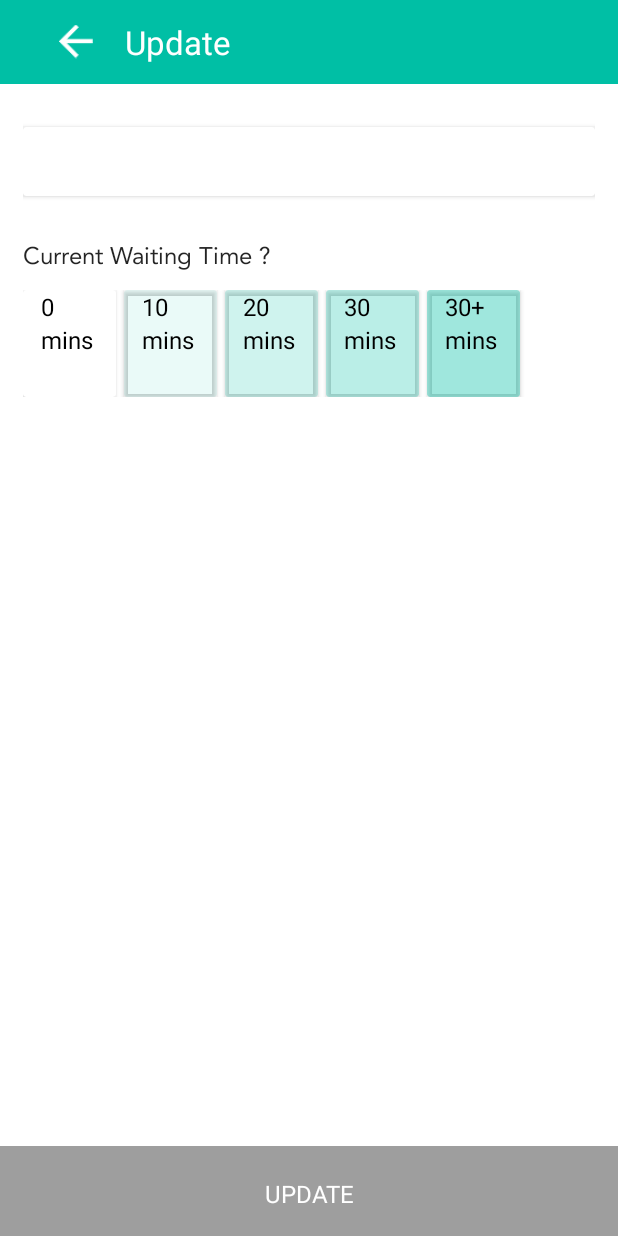
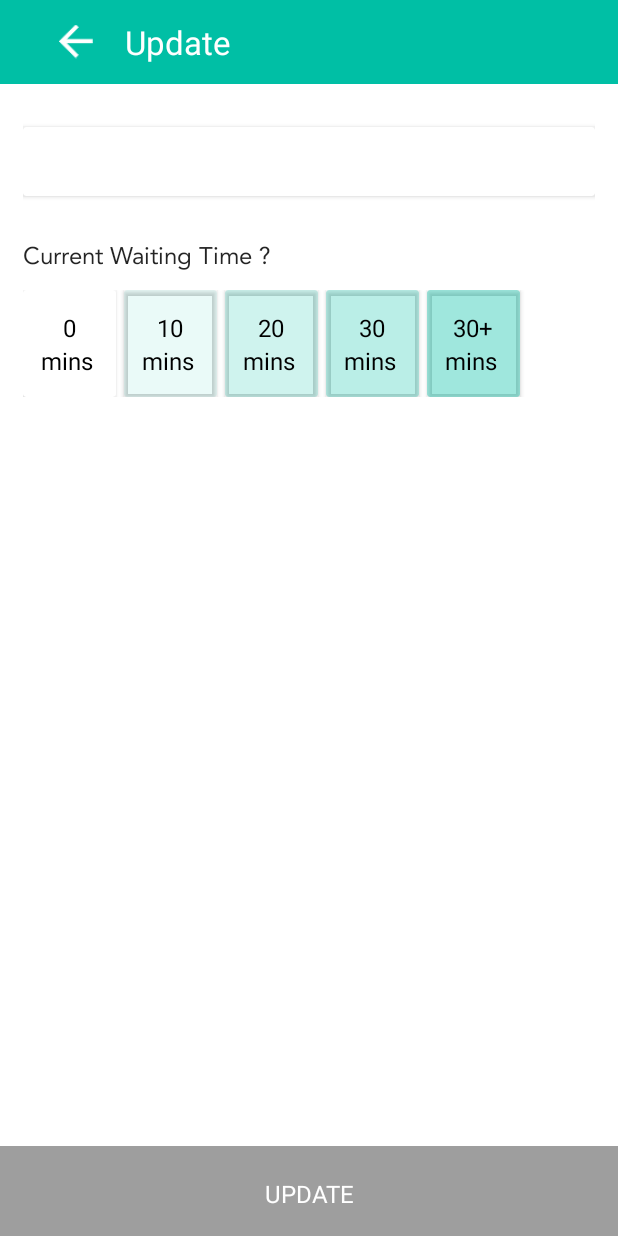
Before and after one commit to sektan/yw8, an Android app: the UpdateRestProfileActivity screen opened directly, with no data from a screen before it, on a phone screen of 412 x 824 dp. Run offline under Robolectric (Android 15) with nearby library versions, the phone set to English and light mode, and no system bars; 2 statements that could not run were skipped.

Commit message:
Bug fixes

```diff
--- a/app/src/main/java/com/dishq/buzz/ui/LeaderBoardActivity.java
+++ b/app/src/main/java/com/dishq/buzz/ui/LeaderBoardActivity.java
@@ -99,7 +99,7 @@ public class LeaderBoardActivity extends BaseActivity {
         tvMonth.setOnClickListener(new View.OnClickListener() {
             @Override
             public void onClick(View view) {
-                tvMonth.setBackground(getResources().getDrawable(R.drawable.button_selector));
+                //tvMonth.setBackground(getResources().getDrawable(R.drawable.button_selector));
                 fetchMonthlyDetails(monthNumber, yearNumber);
                 Intent intent = getIntent();
                 finish();
@@ -110,7 +110,7 @@ public class LeaderBoardActivity extends BaseActivity {
         tvYear.setOnClickListener(new View.OnClickListener() {
             @Override
             public void onClick(View view) {
-                tvYear.setBackground(getResources().getDrawable(R.drawable.button_selector));
+                //tvYear.setBackground(getResources().getDrawable(R.drawable.button_selector));
                 fetchYearlyDetails(yearNumber);
                 Intent intent = getIntent();
                 finish();
--- a/app/src/main/res/layout/content_leaderboard.xml
+++ b/app/src/main/res/layout/content_leaderboard.xml
@@ -27,9 +27,10 @@
         android:layout_weight="1"
         android:padding="5dp"
         android:text="@string/monthly"
+        android:textAllCaps="false"
         android:background="@null"
         android:textSize="22sp"
-        />
+        tools:ignore="ButtonStyle" />
 
     <Button android:id="@+id/tv_year"
         android:layout_width="0dp"
@@ -37,11 +38,12 @@
         android:textColor="@color/white"
         android:layout_weight="1"
         android:background="@null"
+        android:textAllCaps="false"
         android:padding="5dp"
         android:text="@string/year"
         android:gravity="center"
         android:textSize="22sp"
-        />
+        tools:ignore="ButtonStyle" />
 
     </LinearLayout>
 
--- a/app/src/main/res/layout/content_update_rest.xml
+++ b/app/src/main/res/layout/content_update_rest.xml
@@ -38,6 +38,7 @@
                     android:id="@+id/cv_up_rest_name"
                     android:layout_width="wrap_content"
                     android:layout_height="wrap_content"
+                    android:layout_marginTop="10dp"
                     android:layout_marginStart="12dp"
                     android:alpha="0.86"
                     android:textSize="@dimen/visible_text_reading_size"
@@ -83,7 +84,9 @@
                         android:id="@+id/cv_tv_wait_time_one"
                         android:layout_width="wrap_content"
                         android:layout_height="wrap_content"
-                        android:layout_marginStart="12dp"
+                        android:layout_marginTop="14dp"
+                        android:layout_centerHorizontal="true"
+                        android:layout_gravity="center"
                         android:textSize="@dimen/visible_text_reading_size"
                         android:text="0"
                         android:textColor="@color/black"/>
@@ -121,7 +124,9 @@
                         android:id="@+id/cv_tv_wait_time_two"
                         android:layout_width="wrap_content"
                         android:layout_height="wrap_content"
-                        android:layout_marginStart="12dp"
+                        android:layout_marginTop="14dp"
+                        android:layout_centerHorizontal="true"
+                        android:layout_gravity="center"
                         android:text="10"
                         android:textSize="@dimen/visible_text_reading_size"
                         android:textColor="@color/black"/>
@@ -159,7 +164,9 @@
                         android:id="@+id/cv_tv_wait_time_three"
                         android:layout_width="wrap_content"
                         android:layout_height="wrap_content"
-                        android:layout_marginStart="12dp"
+                        android:layout_marginTop="14dp"
+                        android:layout_centerHorizontal="true"
+                        android:layout_gravity="center"
                         android:text="20"
                         android:textSize="@dimen/visible_text_reading_size"
                         android:textColor="@color/black"/>
@@ -197,7 +204,9 @@
                         android:id="@+id/cv_tv_wait_time_four"
                         android:layout_width="wrap_content"
                         android:layout_height="wrap_content"
-                        android:layout_marginStart="12dp"
+                        android:layout_marginTop="14dp"
+                        android:layout_centerHorizontal="true"
+                        android:layout_gravity="center"
                         android:text="30"
                         android:textSize="@dimen/visible_text_reading_size"
                         android:textColor="@color/black"/>
@@ -219,6 +228,7 @@
                 android:id= "@+id/cv_wait_five"
                 android:layout_gravity ="center"
                 card_view:cardBackgroundColor="@color/cardFour"
+                android:layout_centerHorizontal="true"
                 android:layout_width = "62dp"
                 android:layout_height= "71dp"
                 android:layout_marginStart="5dp"
@@ -229,13 +239,16 @@
                 <LinearLayout
                     android:layout_width="match_parent"
                     android:layout_height="match_parent"
+                    android:layout_centerHorizontal="true"
                     android:orientation="vertical">
 
                     <TextView
                         android:id="@+id/cv_tv_wait_time_five"
                         android:layout_width="wrap_content"
                         android:layout_height="wrap_content"
-                        android:layout_marginStart="12dp"
+                        android:layout_marginTop="14dp"
+                        android:layout_centerHorizontal="true"
+                        android:layout_gravity="center"
                         android:text="30&#43;"
                         android:textSize="@dimen/visible_text_reading_size"
                         android:textColor="@color/black"/>
@@ -245,6 +258,7 @@
                         android:layout_width="wrap_content"
                         android:layout_height="wrap_content"
                         android:layout_marginStart="12dp"
+                        android:layout_centerHorizontal="true"
                         android:text="@string/mins"
                         android:textSize="@dimen/visible_text_reading_size"
                         android:textColor="@color/black"/>
@@ -278,8 +292,8 @@
             <android.support.v7.widget.CardView
                 android:id= "@+id/cv_ambiance_one"
                 android:layout_gravity ="center"
-                card_view:cardBackgroundColor="@color/blueGreen"
-                android:alpha="0.15"
+                android:layout_centerHorizontal="true"
+                card_view:cardBackgroundColor="@color/cardOne"
                 android:layout_width = "160dp"
                 android:layout_height= "71dp"
                 android:paddingStart="14dp"
@@ -290,8 +304,11 @@
                     android:id="@+id/cv_tv_ambiance_one"
                     android:layout_width="wrap_content"
                     android:layout_height="wrap_content"
-                    android:layout_marginStart="12dp"
+                    android:layout_marginTop="14dp"
+                    android:layout_centerHorizontal="true"
+                    android:layout_gravity="center"
                     android:textSize="@dimen/visible_text_reading_size"
+                    android:alpha="0.86"
                     android:text="Quiet"
                     android:textColor="@color/black"/>
 
@@ -300,8 +317,7 @@
             <android.support.v7.widget.CardView
                 android:id= "@+id/cv_ambiance_two"
                 android:layout_gravity ="center"
-                card_view:cardBackgroundColor="@color/blueGreen"
-                android:alpha="0.4"
+                card_view:cardBackgroundColor="@color/cardThree"
                 android:layout_width = "160dp"
                 android:layout_height= "71dp"
                 android:paddingStart="13dp"
@@ -311,10 +327,13 @@
                 <TextView
                     android:id="@+id/cv_tv_ambiance_two"
                     android:layout_width="wrap_content"
+                    android:layout_centerHorizontal="true"
                     android:layout_height="wrap_content"
-                    android:layout_marginStart="12dp"
+                    android:layout_marginTop="14dp"
+                    android:layout_gravity="center"
                     android:textSize="@dimen/visible_text_reading_size"
                     android:text="Lively"
+                    android:alpha="0.86"
                     android:textColor="@color/black"/>
 
             </android.support.v7.widget.CardView>
```
Also changed, not shown: app/src/main/res/drawable/button_selector.xml (deleted, +0 -24 lines).
